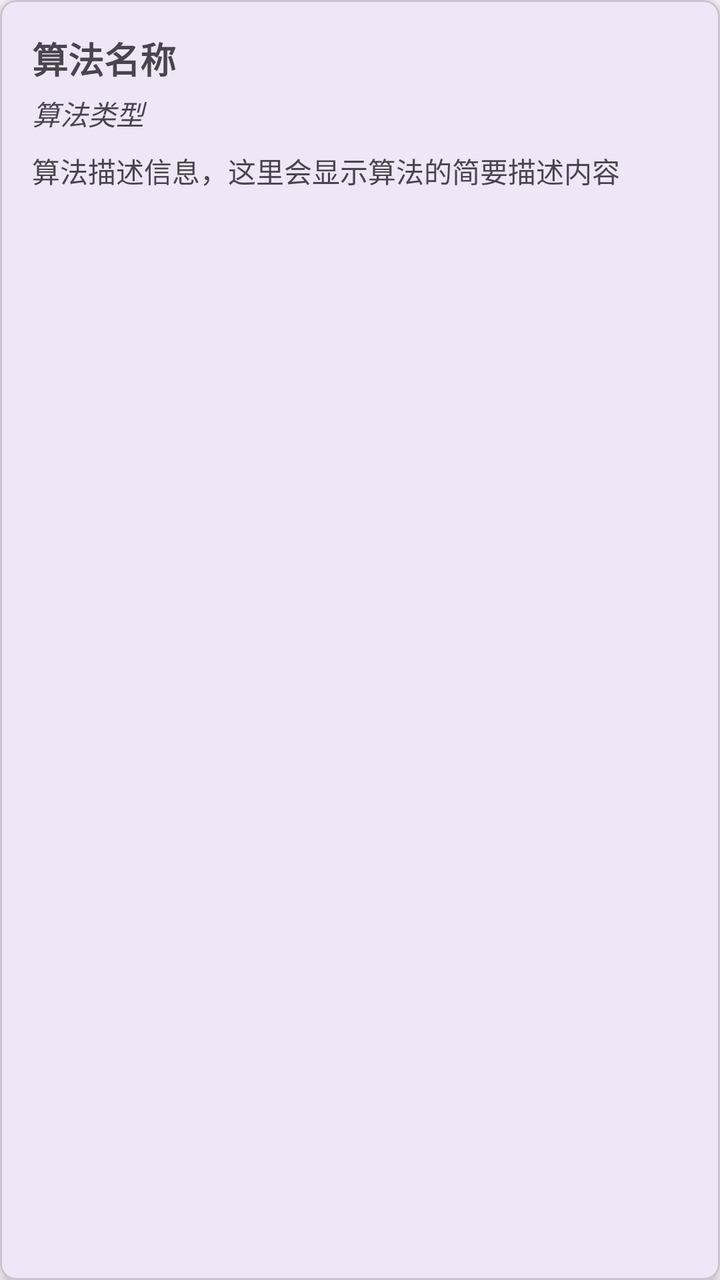
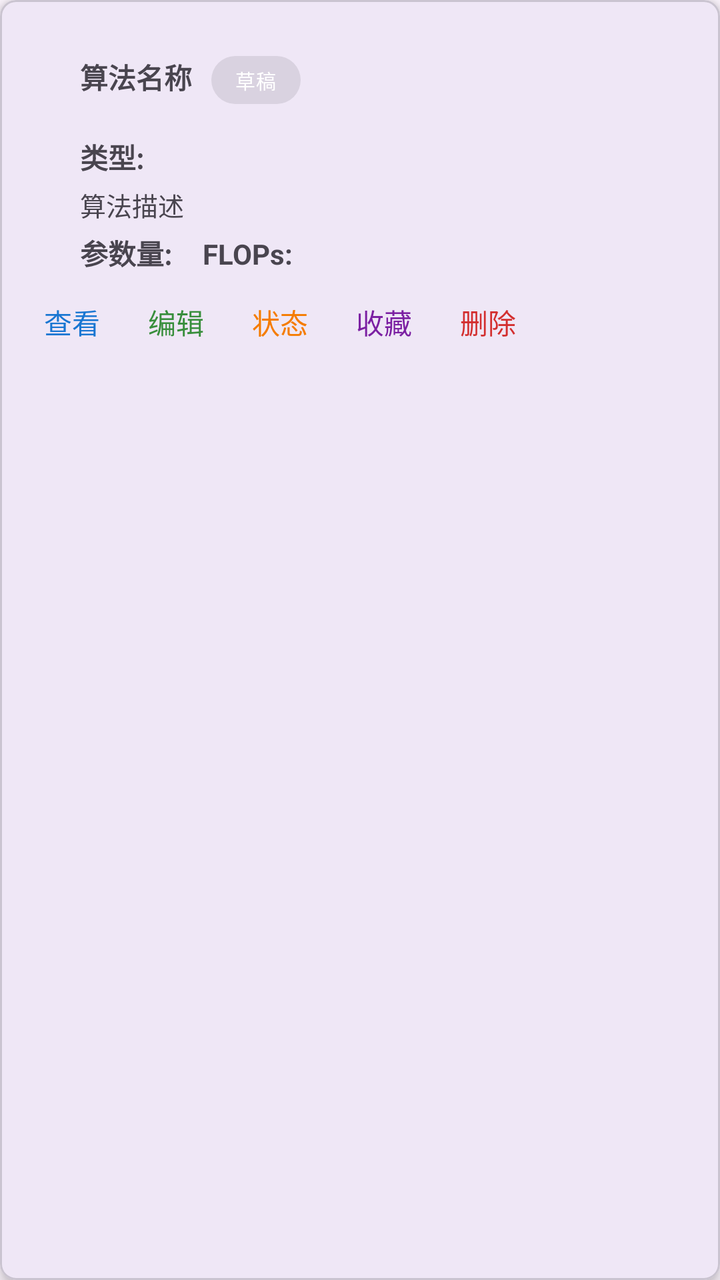

The first picture is an Android layout as it rendered before a commit; the second is the same layout after the commit. The layout source and the unified diff follow.
<!-- AndroidManifest.xml: application theme Theme.Dehaze -->
<!-- res/layout/item_algorithm.xml -->
<?xml version="1.0" encoding="utf-8"?>
<com.google.android.material.card.MaterialCardView xmlns:android="http://schemas.android.com/apk/res/android"
    xmlns:app="http://schemas.android.com/apk/res-auto"
    android:layout_width="match_parent"
    android:layout_height="wrap_content"
    android:layout_margin="8dp"
    app:cardCornerRadius="8dp"
    app:cardElevation="4dp">

    <LinearLayout
        android:layout_width="match_parent"
        android:layout_height="wrap_content"
        android:orientation="vertical"
        android:padding="16dp">

        <TextView
            android:id="@+id/tv_algorithm_name"
            android:layout_width="match_parent"
            android:layout_height="wrap_content"
            android:text="算法名称"
            android:textSize="18sp"
            android:textStyle="bold" />

        <TextView
            android:id="@+id/tv_algorithm_type"
            android:layout_width="match_parent"
            android:layout_height="wrap_content"
            android:layout_marginTop="4dp"
            android:text="算法类型"
            android:textSize="14sp"
            android:textStyle="italic" />

        <TextView
            android:id="@+id/tv_algorithm_description"
            android:layout_width="match_parent"
            android:layout_height="wrap_content"
            android:layout_marginTop="8dp"
            android:ellipsize="end"
            android:maxLines="3"
            android:text="算法描述信息，这里会显示算法的简要描述内容"
            android:textSize="14sp" />

    </LinearLayout>

</com.google.android.material.card.MaterialCardView>
<!-- resources referenced by this layout -->
<resources>
  <style name="Theme.Dehaze" parent="Theme.MaterialComponents.DayNight.DarkActionBar">
          
          <item name="colorPrimary">@color/purple_500</item>
          <item name="colorPrimaryVariant">@color/purple_700</item>
          <item name="colorOnPrimary">@color/white</item>
          
          <item name="colorSecondary">@color/teal_200</item>
          <item name="colorSecondaryVariant">@color/teal_700</item>
          <item name="colorOnSecondary">@color/black</item>
          
          <item name="android:statusBarColor">?attr/colorPrimaryVariant</item>
          
      </style>
  <color name="purple_500">#FF6200EE</color>
  <color name="purple_700">#FF3700B3</color>
  <color name="white">#FFFFFFFF</color>
  <color name="teal_200">#FF03DAC5</color>
  <color name="teal_700">#FF018786</color>
  <color name="black">#FF000000</color>
</resources>

<!-- the commit's change to res/layout/item_algorithm.xml (unified diff, before → after) -->
@@ -13,32 +13,175 @@
         android:orientation="vertical"
         android:padding="16dp">
 
-        <TextView
-            android:id="@+id/tv_algorithm_name"
+        <LinearLayout
             android:layout_width="match_parent"
             android:layout_height="wrap_content"
-            android:text="算法名称"
-            android:textSize="18sp"
-            android:textStyle="bold" />
+            android:gravity="center_vertical"
+            android:orientation="horizontal">
 
-        <TextView
-            android:id="@+id/tv_algorithm_type"
-            android:layout_width="match_parent"
-            android:layout_height="wrap_content"
-            android:layout_marginTop="4dp"
-            android:text="算法类型"
-            android:textSize="14sp"
-            android:textStyle="italic" />
+            <CheckBox
+                android:id="@+id/cb_select"
+                android:layout_width="wrap_content"
+                android:layout_height="wrap_content"
+                android:visibility="gone" />
 
-        <TextView
-            android:id="@+id/tv_algorithm_description"
+            <View
+                android:id="@+id/indent"
+                android:layout_width="0dp"
+                android:layout_height="1dp" />
+
+            <ImageView
+                android:id="@+id/iv_expand"
+                android:layout_width="24dp"
+                android:layout_height="24dp"
+                android:contentDescription="展开"
+                android:scaleType="centerInside" />
+
+            <LinearLayout
+                android:layout_width="0dp"
+                android:layout_height="wrap_content"
+                android:layout_weight="1"
+                android:orientation="vertical">
+
+                <LinearLayout
+                    android:layout_width="match_parent"
+                    android:layout_height="wrap_content"
+                    android:orientation="horizontal">
+
+                    <TextView
+                        android:id="@+id/tv_algorithm_name"
+                        android:layout_width="wrap_content"
+                        android:layout_height="wrap_content"
+                        android:text="算法名称"
+                        android:textStyle="bold" />
+
+                    <com.google.android.material.chip.Chip
+                        android:id="@+id/chip_status"
+                        style="@style/Widget.MaterialComponents.Chip.Action"
+                        android:layout_width="wrap_content"
+                        android:layout_height="wrap_content"
+                        android:layout_marginStart="8dp"
+                        android:text="草稿"
+                        android:textColor="#FFFFFF"
+                        android:textSize="10sp"
+                        app:chipMinHeight="24dp" />
+                </LinearLayout>
+
+                <LinearLayout
+                    android:layout_width="match_parent"
+                    android:layout_height="wrap_content"
+                    android:layout_marginTop="4dp"
+                    android:orientation="horizontal">
+
+                    <TextView
+                        android:layout_width="wrap_content"
+                        android:layout_height="wrap_content"
+                        android:text="类型: "
+                        android:textStyle="bold" />
+
+                    <TextView
+                        android:id="@+id/tv_algorithm_type"
+                        android:layout_width="wrap_content"
+                        android:layout_height="wrap_content" />
+                </LinearLayout>
+
+                <TextView
+                    android:id="@+id/tv_algorithm_description"
+                    android:layout_width="match_parent"
+                    android:layout_height="wrap_content"
+                    android:layout_marginTop="4dp"
+                    android:ellipsize="end"
+                    android:maxLines="2"
+                    android:text="算法描述"
+                    android:textSize="13sp" />
+
+                <LinearLayout
+                    android:layout_width="match_parent"
+                    android:layout_height="wrap_content"
+                    android:layout_marginTop="4dp"
+                    android:orientation="horizontal">
+
+                    <TextView
+                        android:layout_width="wrap_content"
+                        android:layout_height="wrap_content"
+                        android:text="参数量: "
+                        android:textStyle="bold" />
+
+                    <TextView
+                        android:id="@+id/tv_algorithm_params"
+                        android:layout_width="wrap_content"
+                        android:layout_height="wrap_content" />
+
+                    <TextView
+                        android:layout_width="wrap_content"
+                        android:layout_height="wrap_content"
+                        android:layout_marginStart="12dp"
+                        android:text="FLOPs: "
+                        android:textStyle="bold" />
+
+                    <TextView
+                        android:id="@+id/tv_algorithm_flops"
+                        android:layout_width="wrap_content"
+                        android:layout_height="wrap_content" />
+                </LinearLayout>
+            </LinearLayout>
+        </LinearLayout>
+
+        <LinearLayout
             android:layout_width="match_parent"
             android:layout_height="wrap_content"
             android:layout_marginTop="8dp"
-            android:ellipsize="end"
-            android:maxLines="3"
-            android:text="算法描述信息，这里会显示算法的简要描述内容"
-            android:textSize="14sp" />
+            android:orientation="horizontal">
+
+            <TextView
+                android:id="@+id/tv_view"
+                android:layout_width="wrap_content"
+                android:layout_height="wrap_content"
+                android:background="?android:attr/selectableItemBackground"
+                android:padding="6dp"
+                android:text="查看"
+                android:textColor="#1976D2" />
+
+            <TextView
+                android:id="@+id/tv_edit"
+                android:layout_width="wrap_content"
+                android:layout_height="wrap_content"
+                android:layout_marginStart="12dp"
+                android:background="?android:attr/selectableItemBackground"
+                android:padding="6dp"
+                android:text="编辑"
+                android:textColor="#388E3C" />
+
+            <TextView
+                android:id="@+id/tv_toggle_status"
+                android:layout_width="wrap_content"
+                android:layout_height="wrap_content"
+                android:layout_marginStart="12dp"
+                android:background="?android:attr/selectableItemBackground"
+                android:padding="6dp"
+                android:text="状态"
+                android:textColor="#F57C00" />
+
+            <TextView
+                android:id="@+id/tv_favorite"
+                android:layout_width="wrap_content"
+                android:layout_height="wrap_content"
+                android:layout_marginStart="12dp"
+                android:background="?android:attr/selectableItemBackground"
+                android:padding="6dp"
+                android:text="收藏"
+                android:textColor="#7B1FA2" />
+
+            <TextView
+                android:id="@+id/tv_delete"
+                android:layout_width="wrap_content"
+                android:layout_height="wrap_content"
+                android:layout_marginStart="12dp"
+                android:background="?android:attr/selectableItemBackground"
+                android:padding="6dp"
+                android:text="删除"
+                android:textColor="#D32F2F" />
+        </LinearLayout>
 
     </LinearLayout>
 
